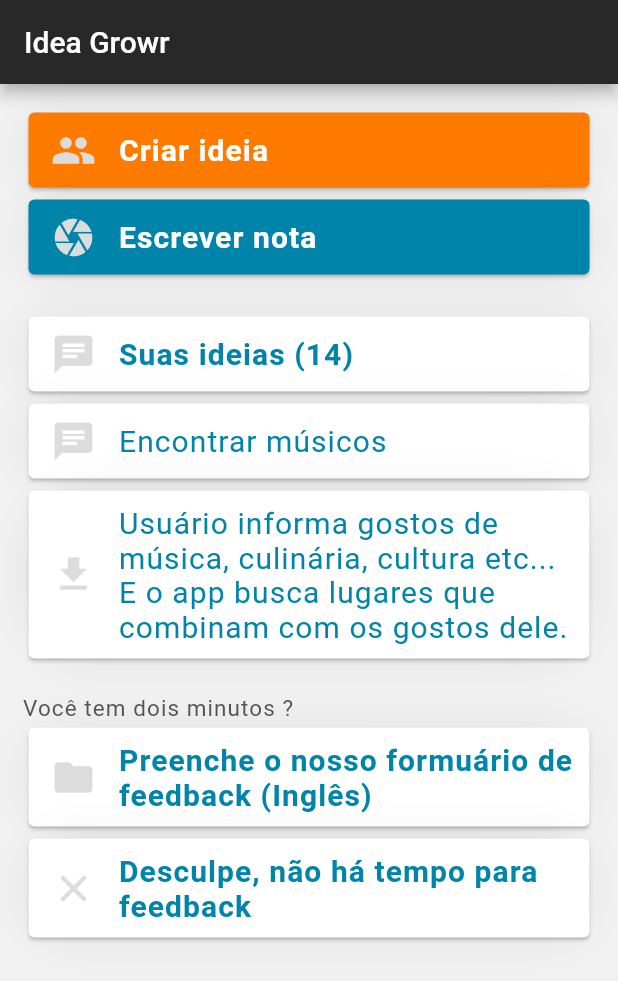
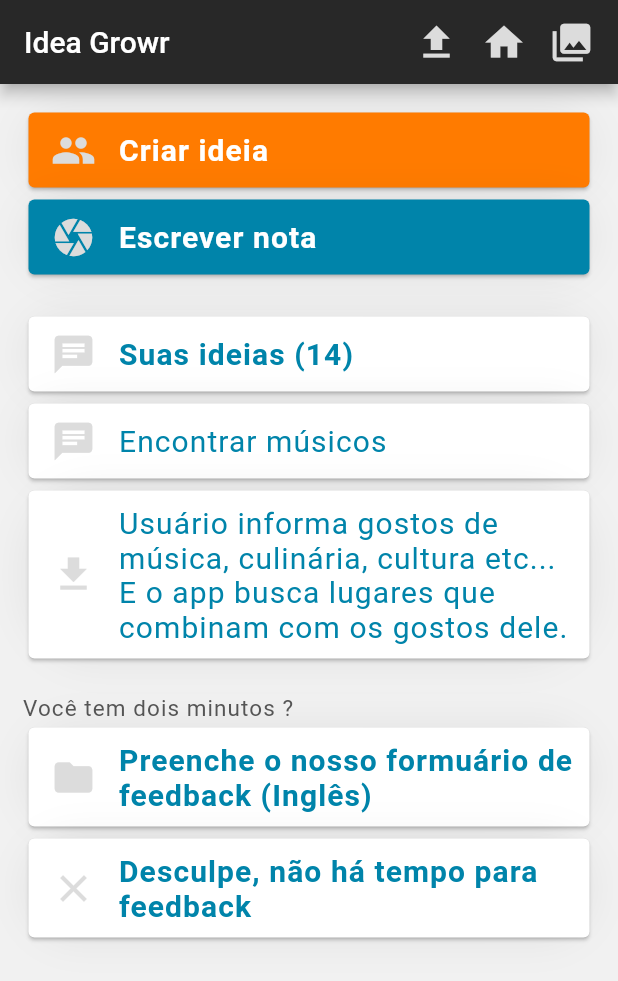
Before and after one commit to FelipeQueFez/idea-growr, a Flutter app: the screen it shows after launch, on a phone screen of 412 x 824 dp. Shown: the top 981 px of the screen. Run offline on Flutter 3.47's test engine with Material 2 defaults, Android fonts, the phone set to English and light mode, and no system bars.

Commit message:
created appBar with buttons

```diff
--- a/lib/main.dart
+++ b/lib/main.dart
@@ -13,13 +13,7 @@ class MyApp extends StatelessWidget {
       theme: ThemeData(
         primarySwatch: AppColors.theme,
       ),
-      home: Scaffold(
-        backgroundColor: AppColors.backgroundBase,
-        appBar: AppBar(
-          title: Text('Idea Growr'),
-        ),
-        body: Home(),
-      ),
+      home: Home()
     );
   }
 }
--- a/lib/views/screens/home/home.dart
+++ b/lib/views/screens/home/home.dart
@@ -2,6 +2,7 @@ import 'package:flutter/material.dart';
 import 'package:idea_growr/app_colors.dart';
 import 'package:idea_growr/views/shared/custom_card.dart';
 import 'package:idea_growr/views/shared/custom_container.dart';
+import 'package:idea_growr/views/shared/custom_scaffold.dart';
 import 'package:idea_growr/views/shared/custom_text.dart';
 import 'package:idea_growr/views/shared/extend_text.dart';
 import 'package:idea_growr/views/shared/spacer_box.dart';
@@ -9,6 +10,45 @@ import 'package:idea_growr/views/shared/spacer_box.dart';
 class Home extends StatelessWidget {
   @override
   Widget build(BuildContext context) {
+    return CustomScaffold(
+      child: _buildBody(),
+      appBar: _buildAppBar(),
+    );
+  }
+
+  AppBar _buildAppBar() {
+    return AppBar(
+      title: Row(
+        mainAxisAlignment: MainAxisAlignment.spaceBetween,
+        children: <Widget>[
+          Text('Idea Growr'),
+          Row(
+            children: <Widget>[
+              Icon(
+                Icons.file_upload,
+                size: 30,
+                color: AppColors.gray,
+              ),
+              SpacerBox.h15,
+              Icon(
+                Icons.home,
+                size: 30,
+                color: AppColors.gray,
+              ),
+              SpacerBox.h15,
+              Icon(
+                Icons.collections,
+                size: 30,
+                color: AppColors.gray,
+              ),
+            ],
+          )
+        ],
+      ),
+    );
+  }
+
+  Widget _buildBody() {
     return SingleChildScrollView(
       child: CustomContainer(
         child: Column(
--- /dev/null
+++ b/lib/views/shared/custom_scaffold.dart
@@ -0,0 +1,19 @@
+import 'package:flutter/material.dart';
+import 'package:idea_growr/app_colors.dart';
+
+class CustomScaffold extends StatelessWidget {
+  final Widget child;
+  final AppBar appBar;
+
+  const CustomScaffold({Key key, @required this.child, @required this.appBar})
+      : super(key: key);
+
+  @override
+  Widget build(BuildContext context) {
+    return Scaffold(
+      backgroundColor: AppColors.backgroundBase,
+      appBar: appBar,
+      body: child,
+    );
+  }
+}
```
